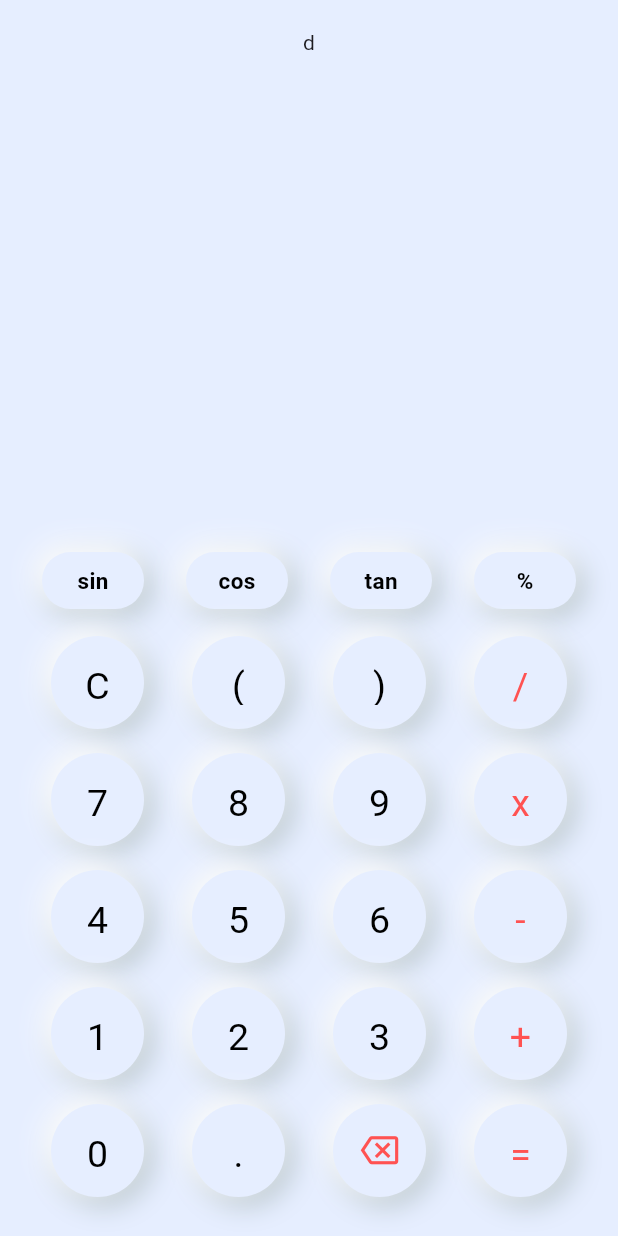
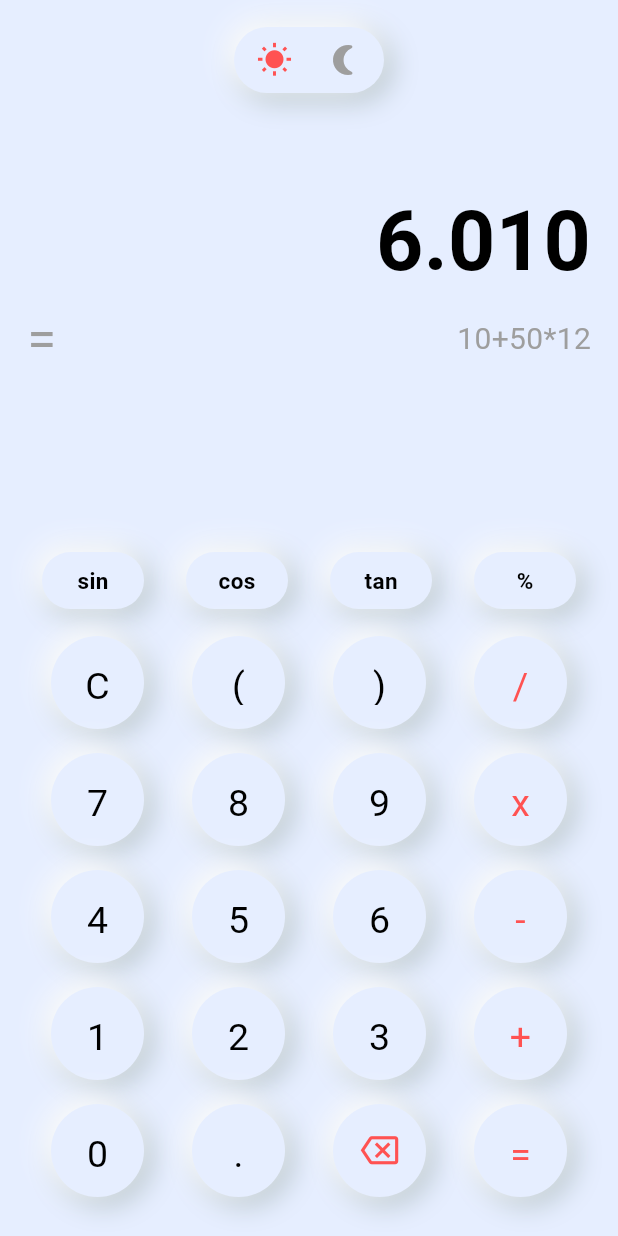
Before and after one commit to Yousef-Eldosoky/flutter-calculator, a Flutter app: the screen it shows after launch, on a phone screen of 412 x 824 dp. Run offline on Flutter 3.47's test engine with Material 3 defaults, Android fonts, the phone set to English and light mode, and no system bars.

Commit message:
make the screen widget

```diff
--- a/lib/Pages/my_home_page.dart
+++ b/lib/Pages/my_home_page.dart
@@ -1,5 +1,6 @@
 import 'package:calculator/Widgets/button_oval.dart';
 import 'package:calculator/Widgets/button_rounded.dart';
+import 'package:calculator/Widgets/switch_mode.dart';
 import 'package:flutter/material.dart';
 
 class MyHomePage extends StatefulWidget {
@@ -25,6 +26,12 @@ class MyHomePage extends StatefulWidget {
 class _MyHomePageState extends State<MyHomePage> {
   bool darkMode = false;
 
+  void switching() {
+    setState(() {
+      darkMode ? darkMode = false : darkMode = true;
+    });
+  }
+
   @override
   Widget build(BuildContext context) {
     // This method is rerun every time setState is called, for instance as done
@@ -41,8 +48,49 @@ class _MyHomePageState extends State<MyHomePage> {
           child: Column(
             mainAxisAlignment: MainAxisAlignment.spaceBetween,
             children: [
-              Container(
-                child: Text("d"),
+              Column(
+                children: [
+                  GestureDetector(
+                    onTap: switching,
+                    child: SwitchMode(darkMode: darkMode),
+                  ),
+                  SizedBox(
+                    height: 60,
+                  ),
+                  Align(
+                    alignment: Alignment.centerRight,
+                    child: Text(
+                      "6.010",
+                      style: TextStyle(
+                        fontSize: 55,
+                        fontWeight: FontWeight.bold,
+                        color: darkMode ? Colors.white : Colors.black,
+                      ),
+                    ),
+                  ),
+                  Row(
+                    mainAxisAlignment: MainAxisAlignment.spaceBetween,
+                    children: [
+                      Text(
+                        "=",
+                        style: TextStyle(
+                          fontSize: 35,
+                          color: darkMode ? Colors.green : Colors.grey,
+                        ),
+                      ),
+                      Text(
+                        "10+50*12",
+                        style: TextStyle(
+                          fontSize: 20,
+                          color: darkMode ? Colors.green : Colors.grey,
+                        ),
+                      ),
+                    ],
+                  ),
+                  SizedBox(
+                    height: 10,
+                  ),
+                ],
               ),
               Column(
                 children: [
--- /dev/null
+++ b/lib/Widgets/switch_mode.dart
@@ -0,0 +1,41 @@
+import 'package:calculator/Widgets/button_rounded.dart';
+import 'package:flutter/material.dart';
+
+class SwitchMode extends StatefulWidget {
+  const SwitchMode({super.key, required this.darkMode});
+
+  final bool darkMode;
+
+  @override
+  State<SwitchMode> createState() => _SwitchModeState();
+}
+
+class _SwitchModeState extends State<SwitchMode> {
+  @override
+  Widget build(BuildContext context) {
+    return ButtonRounded(
+      darkMode: widget.darkMode,
+      padding: EdgeInsets.symmetric(
+        vertical: 10,
+        horizontal: 15,
+      ),
+      borderRadius: BorderRadius.circular(40),
+      child: SizedBox(
+        width: 70,
+        child: Row(
+          mainAxisAlignment: MainAxisAlignment.spaceBetween,
+          children: [
+            Icon(
+              Icons.wb_sunny,
+              color: widget.darkMode ? Colors.grey : Colors.redAccent,
+            ),
+            Icon(
+              Icons.nightlight_round,
+              color: widget.darkMode ? Colors.green : Colors.grey,
+            ),
+          ],
+        ),
+      ),
+    );
+  }
+}
```
